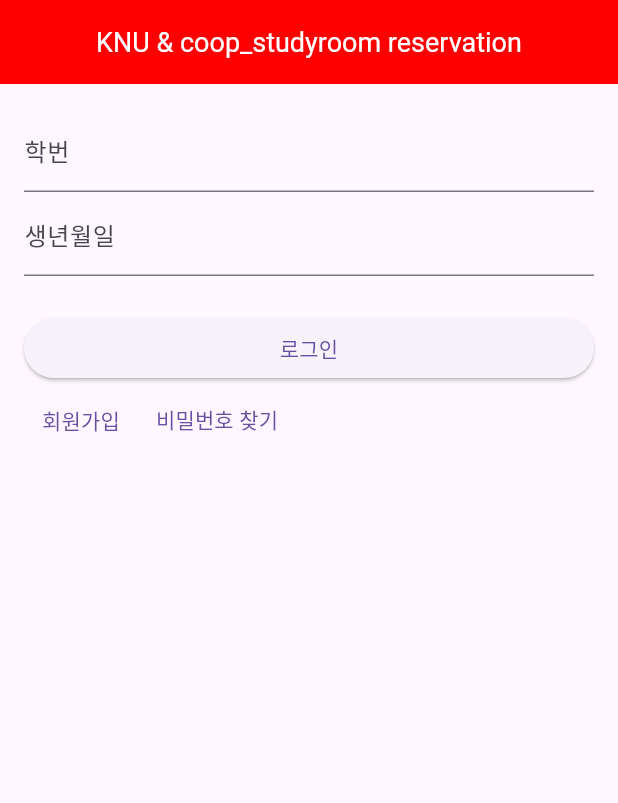
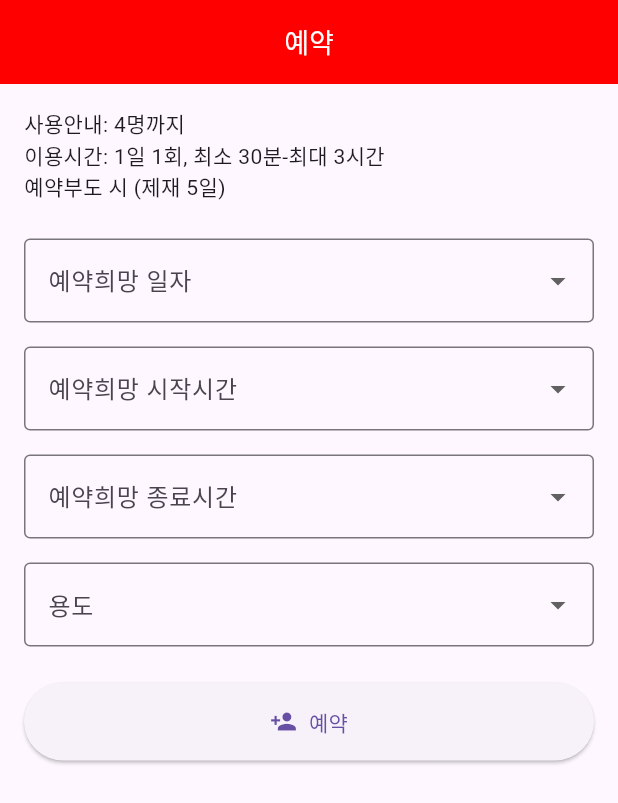
Before and after one commit to oh-chae-yeon/studyroom, a Flutter app: the screen it shows after launch, on a phone screen of 412 x 824 dp. Shown: the top 803 px of the screen. Run offline on Flutter 3.47's test engine with Material 3 defaults, Android fonts, the phone set to English and light mode, and no system bars.

Commit message:
third commit

```diff
--- a/lib/home_page_login.dart
+++ b/lib/home_page_login.dart
@@ -8,15 +8,16 @@
   Widget build(BuildContext context) {
     return Scaffold(
       appBar: AppBar(
-        backgroundColor: Color.fromARGB(255, 255, 0, 0),
-        centerTitle: true,
+        backgroundColor: Color.fromARGB(255, 255, 0, 0), //배경 red
+        centerTitle: true, //가운데 정렬
         title: Text(
+          //제목
           "KNU & coop_studyroom reservation",
           style: TextStyle(fontSize: 18, color: Colors.white),
         ),
       ),
       body: Padding(
-        padding: const EdgeInsets.all(16.0),
+        padding: const EdgeInsets.all(16.0), //여백주기
         child: Column(
           children: [
             TextField(
--- a/lib/main.dart
+++ b/lib/main.dart
@@ -1,18 +1,23 @@
 import 'package:flutter/material.dart';
-import 'package:project_studyroom/home_page_login.dart';
+import 'package:project_studyroom/reservation.dart';
 
 void main() {
-  runApp(MyApp());
+  //애플리케이션 실행
+  runApp(const MyApp()); //runapp호출
 }
 
+//statelesswidget을 상속받아, 불변의 위젯 정의
 class MyApp extends StatelessWidget {
-  const MyApp({Key? key}) : super(key: key);
+  const MyApp({super.key});
+//생성자로 key를 받아 부모 클래스의 생성자에 전달
+//const는 생성자를 상수로 만듦
 
+//위젯의 UI를 정의하는 메서드 MaterialApp을 반환하여 어플의 기본설정을 제공
   @override
   Widget build(BuildContext context) {
-    return MaterialApp(
+    return const MaterialApp(
       debugShowCheckedModeBanner: false,
-      home: HomePage(),
+      home: ReservationScreen(),
     );
   }
 }
--- /dev/null
+++ b/lib/reservation.dart
@@ -0,0 +1,135 @@
+import 'package:flutter/material.dart';
+//import 'package:intl/intl.dart';
+
+//동적인 상태를 관리하는 위젯을 의미
+class ReservationScreen extends StatefulWidget {
+  const ReservationScreen({super.key});
+//생성자에서 key를 받아 부모 클래스의 생성자에 전달
+
+//
+  @override
+  // ignore: library_private_types_in_public_api
+  _ReservationScreenState createState() => _ReservationScreenState();
+}
+
+class _ReservationScreenState extends State<ReservationScreen> {
+  String? selectedDate;
+  String? selectedStartTime;
+  String? selectedEndTime;
+  String? selectedPurpose;
+
+  List<String>? get times => null;
+
+  List<String>? get purposes => null;
+
+//위젯의 UI를 구성하는 매서드
+  @override
+  Widget build(BuildContext context) {
+    return Scaffold(
+      appBar: AppBar(
+        backgroundColor: Color.fromARGB(255, 255, 0, 0), //배경 red
+        centerTitle: true,
+        title: const Text(
+          '예약',
+          style: TextStyle(fontSize: 18, color: Colors.white),
+        ),
+      ),
+      body: Padding(
+        padding: const EdgeInsets.all(16.0),
+        child: Column(
+          crossAxisAlignment: CrossAxisAlignment.stretch,
+          children: [
+            const Text(
+              '사용안내: 4명까지\n이용시간: 1일 1회, 최소 30분-최대 3시간\n예약부도 시 (제재 5일)',
+              style: TextStyle(fontSize: 14),
+            ),
+            const SizedBox(height: 16),
+            _buildDropdownButton(
+              context,
+              '예약희망 일자',
+              ['날짜 선택'],
+              selectedDate,
+              (value) {
+                setState(() {
+                  selectedDate = value;
+                });
+              },
+            ),
+            _buildDropdownButton(
+              context,
+              '예약희망 시작시간',
+              ['시간 선택'],
+              selectedStartTime,
+              (value) {
+                setState(() {
+                  selectedStartTime = value;
+                });
+              },
+            ),
+            _buildDropdownButton(
+              context,
+              '예약희망 종료시간',
+              ['시간 선택'],
+              selectedEndTime,
+              (value) {
+                setState(() {
+                  selectedEndTime = value;
+                });
+              },
+            ),
+            _buildDropdownButton(
+              context,
+              '용도',
+              ['용도 선택'],
+              selectedPurpose,
+              (value) {
+                setState(() {
+                  selectedPurpose = value;
+                });
+              },
+            ),
+            const SizedBox(height: 16),
+            ElevatedButton.icon(
+              onPressed: () {
+                // 예약 처리 로직 추가
+              },
+              icon: const Icon(Icons.person_add),
+              label: const Text('예약'),
+              style: ElevatedButton.styleFrom(
+                padding: const EdgeInsets.symmetric(vertical: 16),
+              ),
+            ),
+          ],
+        ),
+      ),
+    );
+  }
+
+  Widget _buildDropdownButton(
+    BuildContext context,
+    String hint,
+    List<String> items,
+    String? selectedValue,
+    ValueChanged<String?> onChanged,
+  ) {
+    return Padding(
+      padding: const EdgeInsets.symmetric(vertical: 8.0),
+      child: DropdownButtonFormField<String>(
+        decoration: InputDecoration(
+          labelText: hint,
+          border: const OutlineInputBorder(),
+        ),
+        value: selectedValue,
+        onChanged: onChanged,
+        items: items
+            .map(
+              (item) => DropdownMenuItem<String>(
+                value: item,
+                child: Text(item),
+              ),
+            )
+            .toList(),
+      ),
+    );
+  }
+}
--- a/pubspec.yaml
+++ b/pubspec.yaml
@@ -30,11 +30,12 @@
 dependencies:
   flutter:
     sdk: flutter
-
+    intl: ^0.17.0
 
   # The following adds the Cupertino Icons font to your application.
   # Use with the CupertinoIcons class for iOS style icons.
   cupertino_icons: ^1.0.6
+  table_calendar: ^3.1.2
 
 dev_dependencies:
   flutter_test:
```
Also changed, not shown: pubspec.lock.
